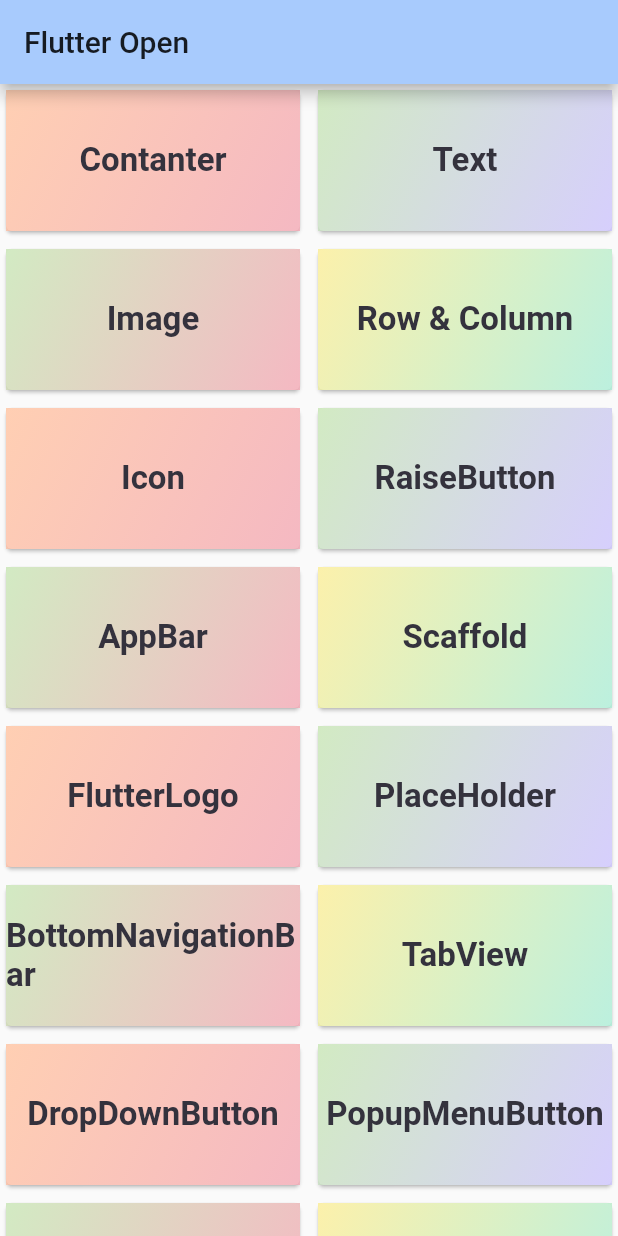
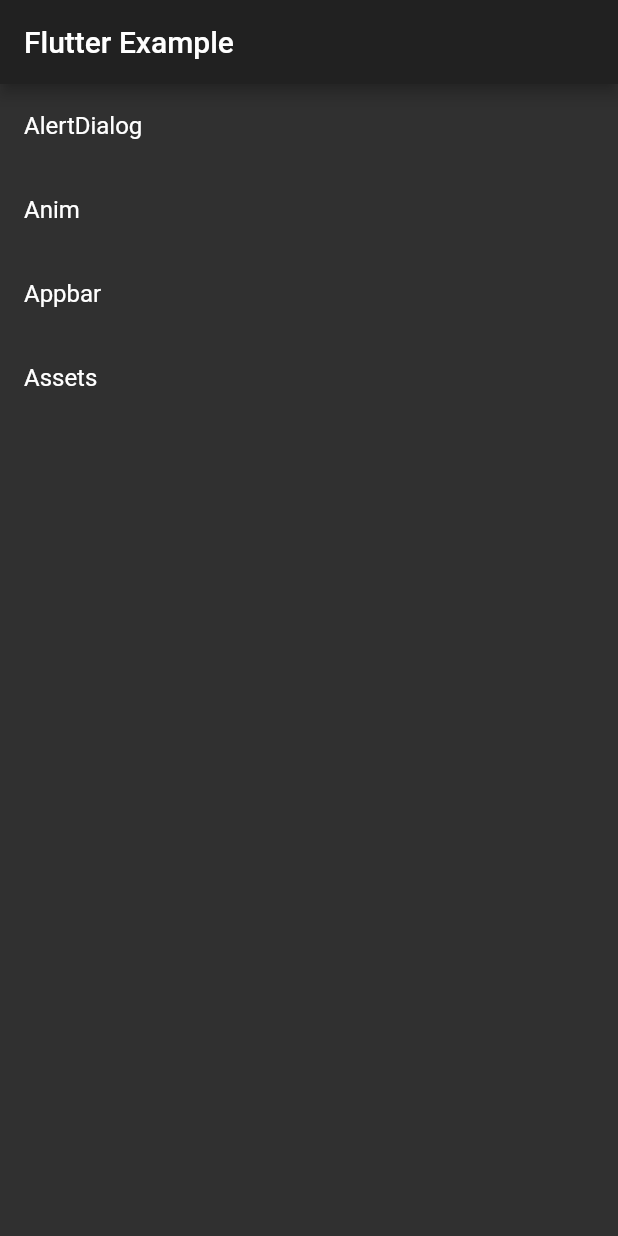
Before and after one commit to labyrintos71/Flutter_201912_ExampleCode, a Flutter app: the screen it shows after launch, on a phone screen of 412 x 824 dp. Run offline on Flutter 3.47's test engine with Material 2 defaults, Android fonts, the phone set to English and light mode, and no system bars.

Commit message:
그리드 옮기고 리스트로 정리중

```diff
--- a/examplecode/lib/const/string_const.dart
+++ b/examplecode/lib/const/string_const.dart
@@ -1,6 +1 @@
-///
-/// Created by NieBin on 2019/1/13
-/// Github: https://github.com/nb312
-/// Email: niebin312@gmail.com
-///
 const FLUTTER_OPEN = 'Flutter Open';
--- a/examplecode/lib/main.dart
+++ b/examplecode/lib/main.dart
@@ -1,3 +1,5 @@
+import 'package:examplecode/page/assets/AssetsPage.dart';
+import 'package:examplecode/page/main_page.dart';
 ///Create by Flutter open
 import 'package:flutter/material.dart';
 import 'package:examplecode/page/_page.dart';
@@ -11,12 +13,14 @@
   Widget build(BuildContext context) {
     return MaterialApp(
       title: FLUTTER_OPEN,
-      theme: ThemeData(
-        primaryColor: BLUE_DEEP,
-        accentColor: RED,
-      ),
-      home: HomePage(),
+      home: HomeScreen(),
+      theme: ThemeData.dark(),
       routes: {
+        "/alertdialog": (context) => AssetsPage(),
+        "/anim": (context) => AnimationPage(),
+        "/appbar": (context) => AppBarPage(),
+        "/assets": (context) => AssetsPage(),
+
         PageName.CONTAINER: (context) => ContainerPage(),
         PageName.TEXT: (context) => TextPage(),
         PageName.IMAGE: (context) => ImagePage(),
@@ -52,7 +56,6 @@
         PageName.FLOW: (context) => FlowPage(),
         PageName.LAYOUT: (context) => LayoutPage(),
         PageName.METHOD_CHANNEL: (context) => MethodChannelPage(),
-        PageName.ASSET_PAGE: (context) => AssetsPage(),
         PageName.ANIMATION: (context) => AnimationPage(),
         PageName.ANIM_CONTAINER: (context) => AnimatedContainerPage(),
         PageName.ANIM_CROSS_FADE: (context) => AnimCrossFadePage(),
--- a/examplecode/lib/page/_page.dart
+++ b/examplecode/lib/page/_page.dart
@@ -1,8 +1,3 @@
-///
-/// Created by NieBin on 2019/1/13
-/// Github: https://github.com/nb312
-/// Email: niebin312@gmail.com
-///
 export "home_page.dart";
 export 'empty_page.dart';
 export 'container/container_page.dart';
--- a/examplecode/lib/page/assets/_assets.dart
+++ /dev/null
@@ -1,6 +0,0 @@
-///
-/// Created by NieBin on 2019/5/26
-/// Github: https://github.com/nb312
-/// Email: niebin312@gmail.com
-///
-export "AssetsPage.dart";
--- a/examplecode/lib/page/home_page.dart
+++ b/examplecode/lib/page/gridlayout/grid_page.dart
@@ -1,18 +1,13 @@
-///
-/// Created by NieBin on 2019/1/13
-/// Github: https://github.com/nb312
-/// Email: niebin312@gmail.com
-///
 import "package:flutter/material.dart";
 import 'package:examplecode/const/_const.dart';
 import 'package:examplecode/util/_util.dart';
 
-class HomePage extends StatefulWidget {
+class GridScreen extends StatefulWidget {
   @override
-  _HomeState createState() => _HomeState();
+  _GridPage createState() => _GridPage();
 }
 
-class _HomeState extends State<HomePage> {
+class _GridPage extends State<GridScreen> {
   var opacity = 0.8;
 
   LinearGradient _itemGradient(index) {
--- /dev/null
+++ b/examplecode/lib/page/main_page.dart
@@ -0,0 +1,37 @@
+import "package:flutter/material.dart";
+
+class HomeScreen extends StatefulWidget {
+  @override
+  _HomePage createState() => _HomePage();
+}
+
+class _HomePage extends State<HomeScreen> {
+  @override
+  Widget build(BuildContext context) {
+    return Scaffold(
+      appBar: AppBar(
+        title: Text("Flutter Example"),
+      ),
+      body: ListView(
+        children: <Widget>[
+          ListTile(
+            title: Text("AlertDialog"),
+            onTap: () => Navigator.pushNamed(context, "/alertdialog"),
+          ),
+          ListTile(
+            title: Text("Anim"),
+            onTap: () => Navigator.pushNamed(context, "/anim"),
+          ),
+          ListTile(
+            title: Text("Appbar"),
+            onTap: () => Navigator.pushNamed(context, "/appbar"),
+          ),
+          ListTile(
+            title: Text("Assets"),
+            onTap: () => Navigator.pushNamed(context, "/assets"),
+          ),
+        ],
+      ),
+    );
+  }
+}
--- a/examplecode/lib/page/text/text_page.dart
+++ b/examplecode/lib/page/text/text_page.dart
@@ -1,8 +1,3 @@
-///
-/// Created by NieBin on 2019/1/14
-/// Github: https://github.com/nb312
-/// Email: niebin312@gmail.com
-///
 import "package:flutter/material.dart";
 import 'package:examplecode/const/_const.dart';
 
@@ -14,7 +9,6 @@
 class _TextState extends State<TextPage> {
   @override
   Widget build(BuildContext context) {
-    var content;
     return Scaffold(
       appBar: AppBar(
         title: Text("Text"),
--- /dev/null
+++ b/examplecode/lib/page/theme/theme_page.dart
@@ -0,0 +1,15 @@
+import 'package:examplecode/const/color_const.dart';
+import 'package:flutter/material.dart';
+
+class ThemePage extends StatelessWidget{
+  @override
+  Widget build(BuildContext context) {
+    // TODO: implement build
+    return MaterialApp(
+       theme: ThemeData(
+        primaryColor: BLUE_DEEP,
+        accentColor: RED,
+      ),
+    );
+  }
+}
--- a/examplecode/lib/util/GradientUtil.dart
+++ b/examplecode/lib/util/GradientUtil.dart
@@ -1,8 +1,3 @@
-///
-/// Created by NieBin on 2018/12/28
-/// Github: https://github.com/nb312
-/// Email: niebin312@gmail.com
-///
 import "package:flutter/material.dart";
 import 'package:examplecode/const/_const.dart';
 
--- a/examplecode/lib/util/SizeUtil.dart
+++ b/examplecode/lib/util/SizeUtil.dart
@@ -1,8 +1,3 @@
-///
-/// Created by NieBin on 2018/12/26
-/// Github: https://github.com/nb312
-/// Email: niebin312@gmail.com
-///
 import 'package:flutter/material.dart';
 import 'dart:math';
 
```
Also changed, not shown: examplecode/lib/page/empty_page.dart (deleted, +0 -23 lines), examplecode/lib/page/format/page.dart (added, +30 -0 lines).
